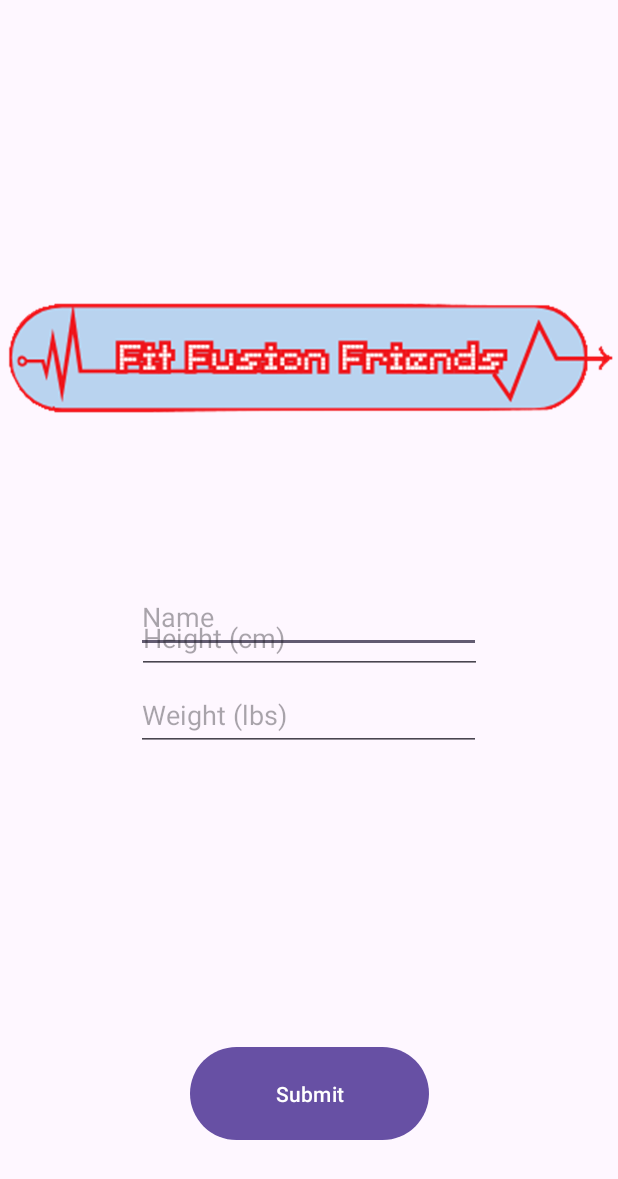
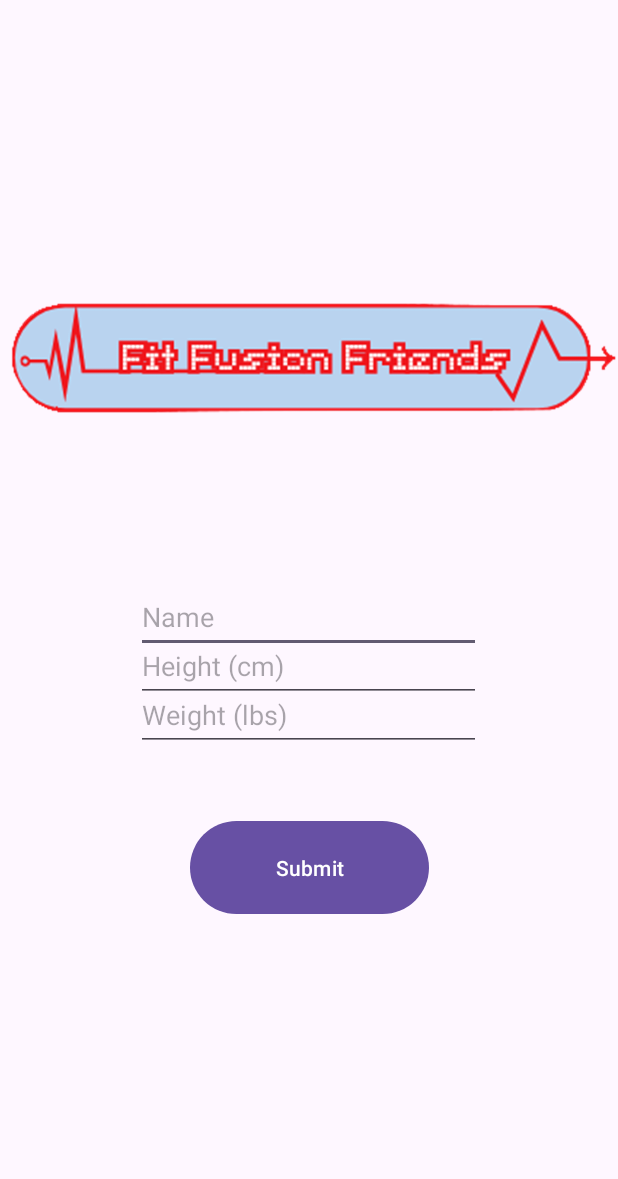
Before and after one commit to Soccerwolf32/HooHacks-2024, an Android app built with Jetpack Compose: the layout content_home.xml on its own in the app's theme, with its tools: preview values and no code run, on a phone screen of 412 x 824 dp. Shown: the top 1179 px of the screen. Run offline under Robolectric (Android 15) with nearby library versions, the phone set to English and light mode, and no system bars.

Commit message:
fixed ui AGAIN

```diff
--- a/app/src/main/res/layout/content_home.xml
+++ b/app/src/main/res/layout/content_home.xml
@@ -10,10 +10,10 @@
         android:id="@+id/imageView"
         android:layout_width="410dp"
         android:layout_height="200dp"
+        android:layout_marginStart="1dp"
         android:src="@drawable/title_pic"
         app:layout_constraintBottom_toTopOf="@+id/editName"
         app:layout_constraintEnd_toEndOf="parent"
-        app:layout_constraintHorizontal_bias="0.0"
         app:layout_constraintStart_toStartOf="parent"
         app:layout_constraintTop_toTopOf="parent"
         app:layout_constraintVertical_bias="0.743" />
@@ -56,9 +56,10 @@
         android:inputType="numberDecimal"
         app:layout_constraintBottom_toBottomOf="@+id/editWeight"
         app:layout_constraintEnd_toEndOf="parent"
+        app:layout_constraintHorizontal_bias="0.497"
         app:layout_constraintStart_toStartOf="parent"
         app:layout_constraintTop_toTopOf="@+id/editName"
-        app:layout_constraintVertical_bias="0.215" />
+        app:layout_constraintVertical_bias="0.505" />
 
     <Button
         android:id="@+id/submitButton"
@@ -72,6 +73,6 @@
         app:layout_constraintHorizontal_bias="0.507"
         app:layout_constraintStart_toStartOf="parent"
         app:layout_constraintTop_toBottomOf="@+id/editWeight"
-        app:layout_constraintVertical_bias="0.764" />
+        app:layout_constraintVertical_bias="0.168" />
 
 </androidx.constraintlayout.widget.ConstraintLayout>
```
Also changed, not shown: app/src/main/AndroidManifest.xml (+9 -9 lines), app/src/main/java/com/example/fitfusionfriends/MainActivity.java (+23 -24 lines), app/src/main/res/drawable/gifImageView.gif (deleted).
